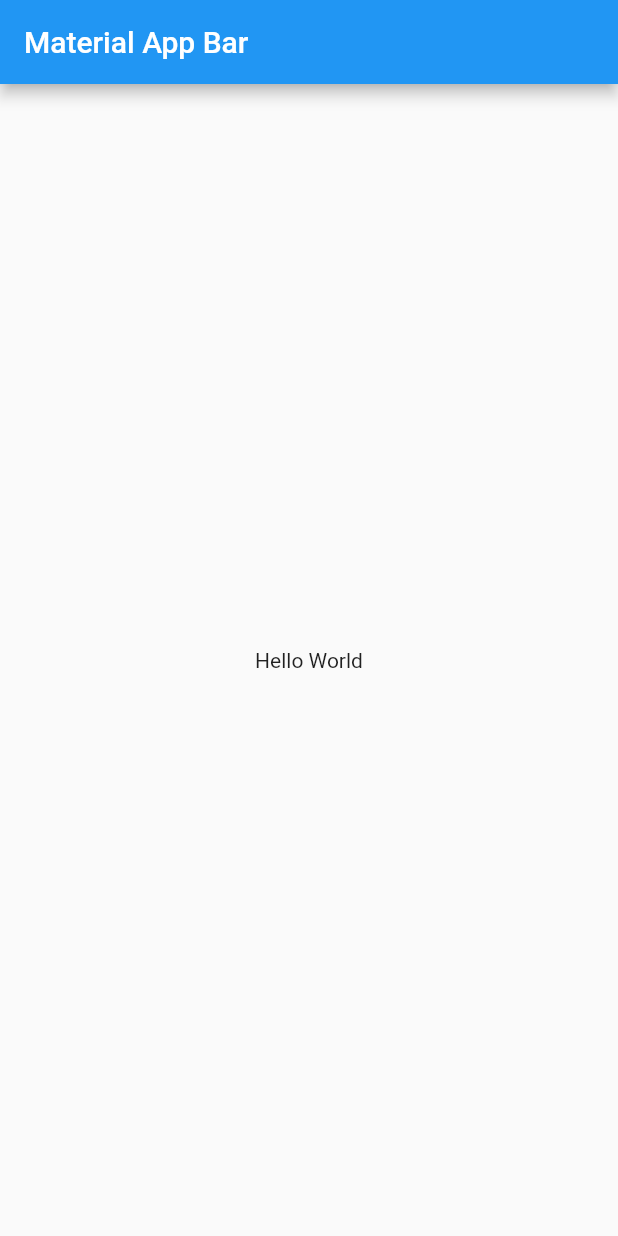
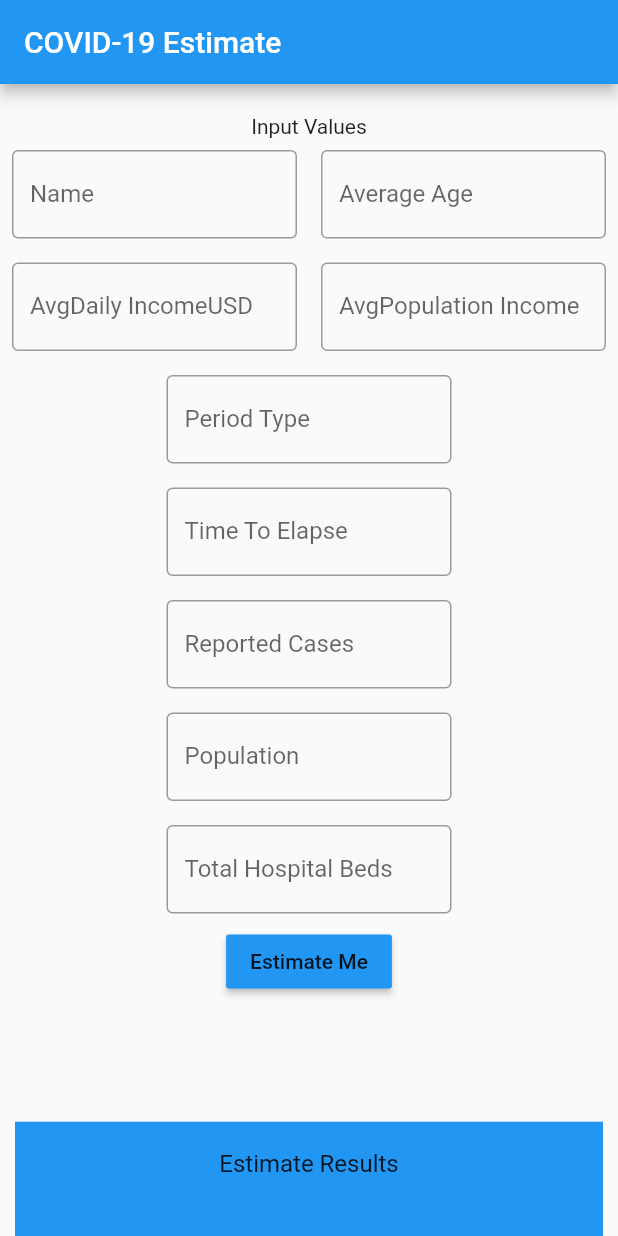
Before and after one commit to Sami64/covid-19-estimate, a Flutter app: the screen it shows after launch, on a phone screen of 412 x 824 dp. Run offline on Flutter 3.47's test engine with Material 2 defaults, Android fonts, the phone set to English and light mode, and no system bars; our stand-ins replace bloc, dartz, data_connection_checker, equatable, get_it, shared_preferences.

Commit message:
UI Foundation Layout

```diff
--- /dev/null
+++ b/lib/injection_container.dart
@@ -0,0 +1,42 @@
+import 'package:covid_impact/core/network/network_info.dart';
+import 'package:covid_impact/features/show_estimates/data/datasources/estimates_local_data_source.dart';
+import 'package:covid_impact/features/show_estimates/data/datasources/estimates_remote_data_source.dart';
+import 'package:covid_impact/features/show_estimates/data/repositories/estimates_repository_impl.dart';
+import 'package:covid_impact/features/show_estimates/domain/repositories/estimates_repository.dart';
+import 'package:covid_impact/features/show_estimates/domain/usecases/get_estimates.dart';
+import 'package:covid_impact/presentation/bloc/show_estimates_bloc.dart';
+import 'package:data_connection_checker/data_connection_checker.dart';
+import 'package:get_it/get_it.dart';
+import 'package:http/http.dart' as http;
+import 'package:shared_preferences/shared_preferences.dart';
+
+final sl = GetIt.instance;
+
+Future<void> init() async {
+  //Features Dependencies
+  //Show Estimates
+  //Bloc
+  sl.registerFactory(() => ShowEstimatesBloc(estimate: sl()));
+  //Use cases
+  sl.registerLazySingleton(() => GetEstimates(sl()));
+
+  //Repositories
+  sl.registerLazySingleton<EstimatesRepository>(() => EstimatesRepositoryImpl(
+      localDataSource: sl(), remoteDataSource: sl(), networkInfo: sl()));
+
+  //Datasources
+  sl.registerLazySingleton<EstimatesRemoteDataSource>(
+      () => EstimatesRemoteDataSourceImpl(client: sl()));
+
+  sl.registerLazySingleton<EstimatesLocalDataSource>(
+      () => EstimatesLocalDataSourceImpl(sharedPreferences: sl()));
+
+  //Core
+  sl.registerLazySingleton<NetworkInfo>(() => NetworkInfoImpl(sl()));
+
+  //External
+  final sharedPreferences = await SharedPreferences.getInstance();
+  sl.registerLazySingleton(() => sharedPreferences);
+  sl.registerLazySingleton(() => http.Client());
+  sl.registerLazySingleton(() => DataConnectionChecker());
+}
--- a/lib/main.dart
+++ b/lib/main.dart
@@ -1,6 +1,12 @@
+import 'package:covid_impact/presentation/pages/input_estimates_page.dart';
 import 'package:flutter/material.dart';
+import 'injection_container.dart' as di;
 
-void main() => runApp(MyApp());
+void main() async {
+  WidgetsFlutterBinding.ensureInitialized();
+  await di.init();
+  runApp(MyApp());
+}
 
 class MyApp extends StatelessWidget {
   @override
@@ -9,13 +15,9 @@ class MyApp extends StatelessWidget {
       title: 'Material App',
       home: Scaffold(
         appBar: AppBar(
-          title: Text('Material App Bar'),
+          title: Text('COVID-19 Estimate'),
         ),
-        body: Center(
-          child: Container(
-            child: Text('Hello World'),
-          ),
-        ),
+        body: InputEstimatesPage(),
       ),
     );
   }
--- /dev/null
+++ b/lib/presentation/pages/input_estimates_page.dart
@@ -0,0 +1,95 @@
+import 'package:covid_impact/presentation/widgets/InputFieldWidget.dart';
+import 'package:covid_impact/presentation/widgets/results_sheet.dart';
+import 'package:flutter/material.dart';
+
+class InputEstimatesPage extends StatefulWidget {
+  @override
+  _InputEstimatesPageState createState() => _InputEstimatesPageState();
+}
+
+class _InputEstimatesPageState extends State<InputEstimatesPage> {
+  @override
+  Widget build(BuildContext context) {
+    final halfWidth = MediaQuery.of(context).size.width / 2.0;
+
+    return Stack(children: <Widget>[
+      Column(
+        children: <Widget>[
+          SizedBox(
+            height: 20,
+          ),
+          Text('Input Values'),
+          Row(
+            children: <Widget>[
+              Container(
+                alignment: Alignment.topCenter,
+                width: halfWidth,
+                child: InputFieldWidget(labelText: 'Name'),
+              ),
+              Container(
+                alignment: Alignment.topCenter,
+                width: halfWidth,
+                child: InputFieldWidget(
+                  labelText: 'Average Age',
+                ),
+              )
+            ],
+          ),
+          Row(
+            children: <Widget>[
+              Container(
+                alignment: Alignment.topCenter,
+                width: halfWidth,
+                child: InputFieldWidget(labelText: 'AvgDaily IncomeUSD'),
+              ),
+              Container(
+                alignment: Alignment.topCenter,
+                width: halfWidth,
+                child: InputFieldWidget(
+                  labelText: 'AvgPopulation Income',
+                ),
+              )
+            ],
+          ),
+          Container(
+            alignment: Alignment.topCenter,
+            width: halfWidth,
+            child: InputFieldWidget(
+              labelText: 'Period Type',
+            ),
+          ),
+          Container(
+            alignment: Alignment.topCenter,
+            width: halfWidth,
+            child: InputFieldWidget(labelText: 'Time To Elapse'),
+          ),
+          Container(
+            alignment: Alignment.topCenter,
+            width: halfWidth,
+            child: InputFieldWidget(
+              labelText: 'Reported Cases',
+            ),
+          ),
+          Container(
+            alignment: Alignment.topCenter,
+            width: halfWidth,
+            child: InputFieldWidget(
+              labelText: 'Population',
+            ),
+          ),
+          Container(
+            alignment: Alignment.topCenter,
+            width: halfWidth,
+            child: InputFieldWidget(labelText: 'Total Hospital Beds'),
+          ),
+          RaisedButton(
+            child: Text('Estimate Me'),
+            onPressed: () {},
+            color: Theme.of(context).accentColor,
+          ),
+        ],
+      ),
+      ResultsSheet()
+    ]);
+  }
+}
--- /dev/null
+++ b/lib/presentation/widgets/InputFieldWidget.dart
@@ -0,0 +1,20 @@
+import 'package:flutter/material.dart';
+
+class InputFieldWidget extends StatelessWidget {
+  final labelText;
+
+  InputFieldWidget({this.labelText});
+
+  @override
+  Widget build(BuildContext context) {
+    return Padding(
+      padding: EdgeInsets.all(8.0),
+      child: TextField(
+        decoration: InputDecoration(
+          border: OutlineInputBorder(),
+          labelText: labelText
+        ),
+      ),
+    );
+  }
+}
--- /dev/null
+++ b/lib/presentation/widgets/results_sheet.dart
@@ -0,0 +1,27 @@
+import 'package:flutter/material.dart';
+
+class ResultsSheet extends StatelessWidget {
+  @override
+  Widget build(BuildContext context) {
+    return Container(
+      padding: EdgeInsets.fromLTRB(10.0, 6.0, 10.0, 0.0),
+      width: MediaQuery.of(context).size.width,
+      child: DraggableScrollableSheet(
+        initialChildSize: 0.1,
+        minChildSize: 0.1,
+        maxChildSize: 1.0,
+        builder: (BuildContext context, ScrollController scrollController){
+          return Container(
+            color: Colors.blue,
+            child: ListView.builder(
+              controller: scrollController,
+              itemCount: 10,
+              itemBuilder: (BuildContext context, int index) {
+              return ListTile(title: Text('Estimate Results', textAlign: TextAlign.center,),);
+            }),
+          );
+        },
+      ),
+    );
+  }
+}
--- a/pubspec.yaml
+++ b/pubspec.yaml
@@ -28,6 +28,7 @@ dependencies:
   http: ^0.12.0+2
   shared_preferences: ^0.5.3+4
   flutter_bloc: ^4.0.0
+  get_it: ^4.0.0
 
 dev_dependencies:
   flutter_test:
```
Also changed, not shown: pubspec.lock.
